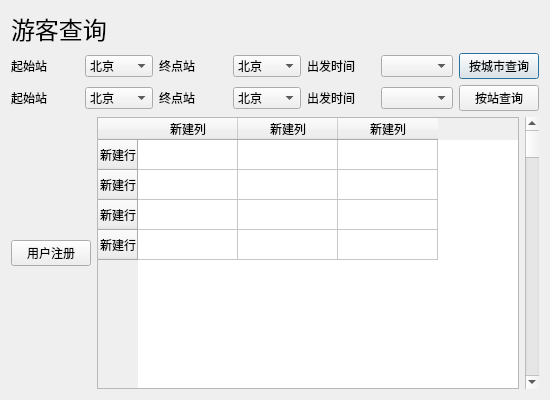
Before: the Qt Designer form UI/search.ui in New-bottle/train-ticket-system, drawn with Qt 5.
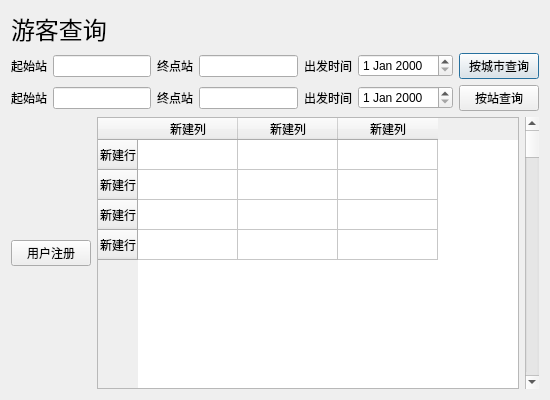
After: the same form once the commit is applied.

```diff
--- a/UI/search.ui
+++ b/UI/search.ui
@@ -37,23 +37,7 @@
       </widget>
      </item>
      <item>
-      <widget class="QComboBox" name="start_city">
-       <item>
-        <property name="text">
-         <string>北京</string>
-        </property>
-       </item>
-       <item>
-        <property name="text">
-         <string>上海</string>
-        </property>
-       </item>
-       <item>
-        <property name="text">
-         <string>西藏</string>
-        </property>
-       </item>
-      </widget>
+      <widget class="QLineEdit" name="start_city"/>
      </item>
      <item>
       <widget class="QLabel" name="label_6">
@@ -63,13 +47,7 @@
       </widget>
      </item>
      <item>
-      <widget class="QComboBox" name="end_city">
-       <item>
-        <property name="text">
-         <string>北京</string>
-        </property>
-       </item>
-      </widget>
+      <widget class="QLineEdit" name="end_city"/>
      </item>
      <item>
       <widget class="QLabel" name="label_7">
@@ -79,7 +57,7 @@
       </widget>
      </item>
      <item>
-      <widget class="QComboBox" name="time_city"/>
+      <widget class="QDateEdit" name="dateEdit_city"/>
      </item>
      <item>
       <widget class="QPushButton" name="query_by_city">
@@ -100,23 +78,7 @@
       </widget>
      </item>
      <item>
-      <widget class="QComboBox" name="start_station">
-       <item>
-        <property name="text">
-         <string>北京</string>
-        </property>
-       </item>
-       <item>
-        <property name="text">
-         <string>上海</string>
-        </property>
-       </item>
-       <item>
-        <property name="text">
-         <string>西藏</string>
-        </property>
-       </item>
-      </widget>
+      <widget class="QLineEdit" name="start_station"/>
      </item>
      <item>
       <widget class="QLabel" name="label_2">
@@ -126,13 +88,7 @@
       </widget>
      </item>
      <item>
-      <widget class="QComboBox" name="end_station">
-       <item>
-        <property name="text">
-         <string>北京</string>
-        </property>
-       </item>
-      </widget>
+      <widget class="QLineEdit" name="end_station"/>
      </item>
      <item>
       <widget class="QLabel" name="label_3">
@@ -142,7 +98,7 @@
       </widget>
      </item>
      <item>
-      <widget class="QComboBox" name="time_station"/>
+      <widget class="QDateEdit" name="dateEdit_station"/>
      </item>
      <item>
       <widget class="QPushButton" name="query_by_station">
```
